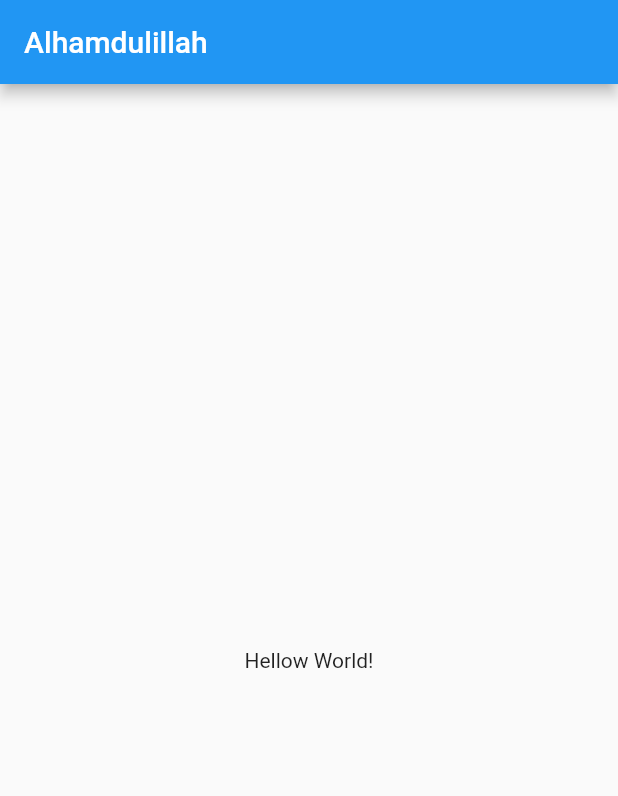
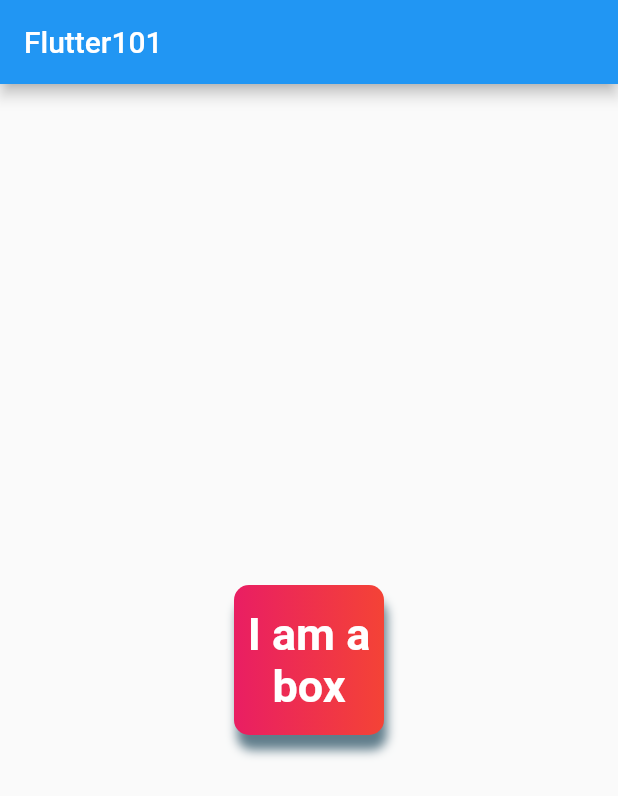
Before and after one commit to mr-teslaa/flutter101, a Flutter app: the screen it shows after launch, on a phone screen of 412 x 824 dp. Shown: the top 796 px of the screen. Run offline on Flutter 3.47's test engine with Material 2 defaults, Android fonts, the phone set to English and light mode, and no system bars.

Commit message:
completed chapter 1

```diff
--- a/lib/main.dart
+++ b/lib/main.dart
@@ -2,7 +2,7 @@ import 'package:flutter/material.dart';
 
 void main() {
   runApp(MaterialApp(
-    title: "Amazing APP",
+    title: "Flutter101",
     home: HomePage(),
   ));
 }
@@ -13,11 +13,36 @@ class HomePage extends StatelessWidget {
   Widget build(BuildContext context) {
     return Scaffold(
       appBar: AppBar(
-        title: Text("Alhamdulillah"),
+        title: const Text("Flutter101"),
       ),
 
-      body: Container(
-        child: Center(child: Text("Hellow World!"))
+      body: Center(
+        child: Container(
+          // padding: const EdgeInsets.all(20),
+          alignment: Alignment.center,
+          // color: Colors.teal,
+          height: 100,
+          width: 100,
+          child: const Text(
+            'I am a box',
+            textAlign: TextAlign.center,
+            style: TextStyle(
+              color: Colors.white,
+              fontWeight: FontWeight.bold,
+              fontSize: 30,
+            )
+          ),
+          decoration: BoxDecoration(
+            borderRadius: BorderRadius.circular(10),
+            boxShadow: const [BoxShadow(
+              color: Colors.blueGrey,
+              blurRadius: 5,
+              offset: Offset(2, 10)
+            )],
+            color: Colors.teal,
+            gradient: const LinearGradient(colors: [Colors.pink, Colors.red])
+          ),
+        )
       )
     );
   }
```
Also changed, not shown: 1 other file.
